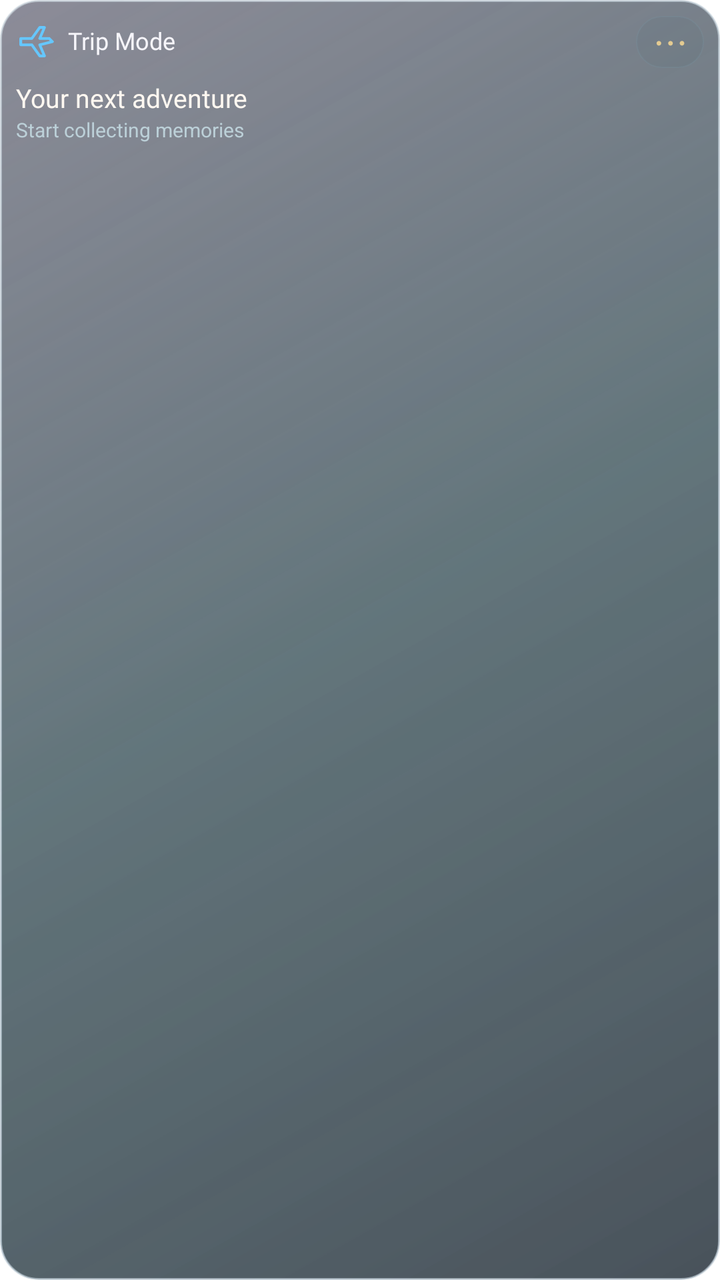
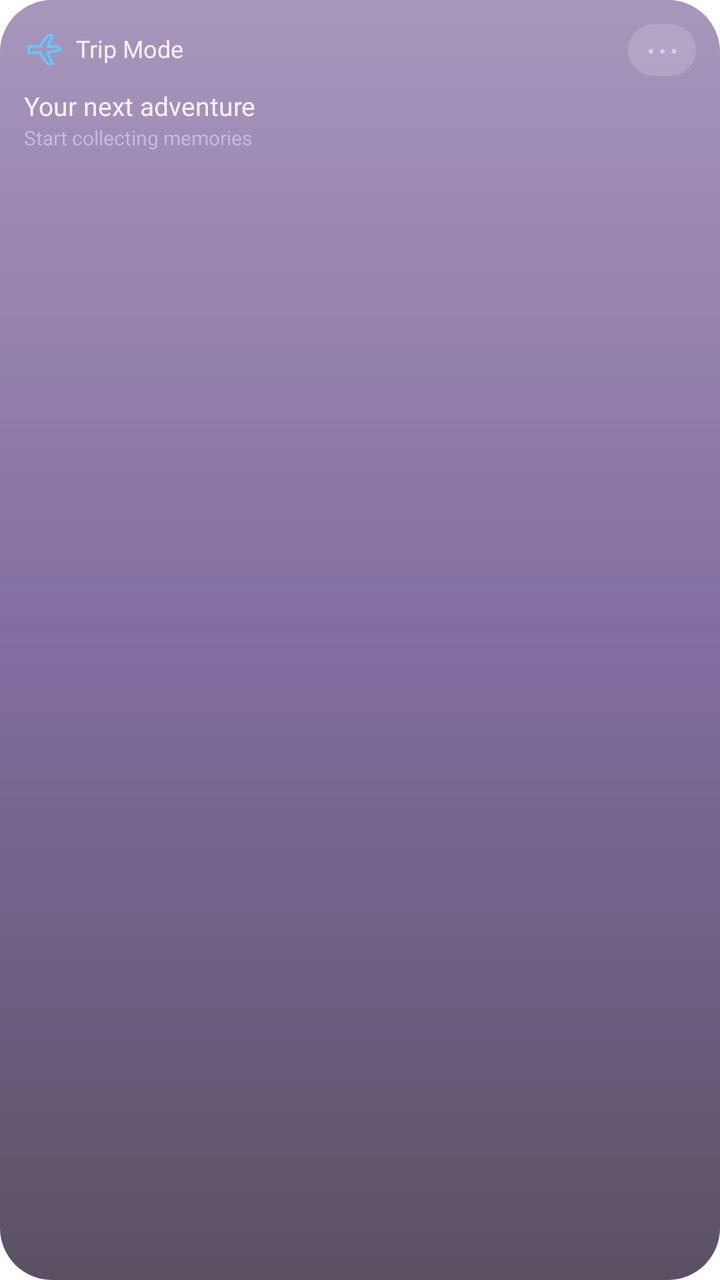

Screens rendered from an Android XML layout before and after an edit, with the pre-edit source and the edit as a unified diff.
<!-- AndroidManifest.xml: application theme Theme.Lumen -->
<!-- res/layout/widget_preview_trip.xml -->
<?xml version='1.0' encoding='utf-8'?>
<LinearLayout xmlns:android="http://schemas.android.com/apk/res/android" android:id="@+id/widget_root" android:layout_width="match_parent" android:layout_height="match_parent" android:orientation="vertical" android:padding="8dp" android:background="@drawable/widget_glass_dark_balanced">
    <LinearLayout android:layout_width="match_parent" android:layout_height="wrap_content" android:orientation="horizontal" android:gravity="center_vertical">
        <ImageView android:id="@+id/widget_icon" android:layout_width="19dp" android:layout_height="19dp" android:contentDescription="@null" android:src="@drawable/widget_ic_trip" />
        <TextView android:id="@+id/widget_title" android:layout_width="0dp" android:layout_weight="1" android:layout_height="wrap_content" android:layout_marginStart="7dp" android:text="@string/widget_trip" android:textColor="#F6F5FA" android:textSize="12sp" android:fontFamily="@font/outfit_medium" android:maxLines="1" android:ellipsize="end" android:includeFontPadding="false" />
        <TextView android:id="@+id/widget_action" android:layout_width="34dp" android:layout_height="26dp" android:gravity="center" android:text="@string/widget_more" android:textSize="19sp" android:textColor="#E4CB91" android:contentDescription="@string/widget_open" android:background="@drawable/widget_control" android:includeFontPadding="false" />
    </LinearLayout>
    <LinearLayout android:layout_width="match_parent" android:layout_height="wrap_content" android:orientation="horizontal" android:baselineAligned="false" android:gravity="center_vertical" android:layout_marginTop="4dp">
        <LinearLayout android:layout_width="0dp" android:layout_weight="1" android:layout_height="wrap_content" android:orientation="vertical" android:paddingStart="0dp" android:paddingEnd="12dp">
            <TextView android:id="@+id/widget_detail" android:layout_width="match_parent" android:layout_height="wrap_content" android:layout_marginTop="4dp" android:text="@string/widget_preview_trip_detail" android:textColor="#FFF8F1" android:textSize="13sp" android:fontFamily="@font/outfit_medium" android:maxLines="2" android:ellipsize="end" android:visibility="visible" android:includeFontPadding="false" />
            <TextView android:id="@+id/widget_status" android:layout_width="match_parent" android:layout_height="wrap_content" android:layout_marginTop="2dp" android:textColor="#BCD0D8" android:textSize="10sp" android:maxLines="2" android:ellipsize="end" android:text="@string/widget_preview_trip_status" android:visibility="visible" android:includeFontPadding="false" />
        </LinearLayout>
        <LinearLayout android:id="@+id/widget_photos" android:layout_width="100dp" android:layout_height="64dp" android:layout_marginTop="4dp" android:orientation="horizontal" android:gravity="center_vertical" android:visibility="gone">
            <ImageView android:id="@+id/widget_photo1" android:layout_width="100dp" android:layout_height="64dp" android:layout_marginEnd="4dp" android:scaleType="centerCrop" android:background="@drawable/widget_photo_frame" android:contentDescription="@string/widget_photo" android:visibility="gone" />
            <ImageView android:id="@+id/widget_photo2" android:layout_width="100dp" android:layout_height="64dp" android:layout_marginEnd="4dp" android:scaleType="centerCrop" android:background="@drawable/widget_photo_frame" android:contentDescription="@string/widget_photo" android:visibility="gone" />
            <ImageView android:id="@+id/widget_photo3" android:layout_width="100dp" android:layout_height="64dp" android:layout_marginEnd="4dp" android:scaleType="centerCrop" android:background="@drawable/widget_photo_frame" android:contentDescription="@string/widget_photo" android:visibility="gone" />
            <ImageView android:id="@+id/widget_photo4" android:layout_width="100dp" android:layout_height="64dp" android:layout_marginEnd="4dp" android:scaleType="centerCrop" android:background="@drawable/widget_photo_frame" android:contentDescription="@string/widget_photo" android:visibility="gone" />
        </LinearLayout>
    </LinearLayout>
    <Chronometer android:id="@+id/widget_timer" android:layout_width="match_parent" android:layout_height="24dp" android:textColor="#FFF8F1" android:textSize="20sp" android:fontFamily="@font/outfit_medium" android:visibility="gone" android:includeFontPadding="false" />
    <LinearLayout android:id="@+id/widget_photo_names" android:layout_width="match_parent" android:layout_height="12dp" android:orientation="horizontal" android:visibility="gone">
        <TextView android:id="@+id/widget_person1" android:layout_width="0dp" android:layout_weight="1" android:layout_height="match_parent" android:textColor="#BCD0D8" android:textSize="9sp" android:gravity="center" android:maxLines="1" android:ellipsize="end" android:includeFontPadding="false" />
        <TextView android:id="@+id/widget_person2" android:layout_width="0dp" android:layout_weight="1" android:layout_height="match_parent" android:textColor="#BCD0D8" android:textSize="9sp" android:gravity="center" android:maxLines="1" android:ellipsize="end" android:includeFontPadding="false" />
        <TextView android:id="@+id/widget_person3" android:layout_width="0dp" android:layout_weight="1" android:layout_height="match_parent" android:textColor="#BCD0D8" android:textSize="9sp" android:gravity="center" android:maxLines="1" android:ellipsize="end" android:includeFontPadding="false" />
        <TextView android:id="@+id/widget_person4" android:layout_width="0dp" android:layout_weight="1" android:layout_height="match_parent" android:textColor="#BCD0D8" android:textSize="9sp" android:gravity="center" android:maxLines="1" android:ellipsize="end" android:includeFontPadding="false" />
    </LinearLayout>
    <LinearLayout android:id="@+id/widget_row1" android:layout_width="match_parent" android:layout_height="24dp" android:orientation="horizontal" android:gravity="center_vertical" android:visibility="gone">
        <TextView android:id="@+id/widget_check1" android:layout_width="34dp" android:layout_height="match_parent" android:text="@string/widget_circle" android:textColor="#E4CB91" android:textSize="22sp" android:gravity="center_vertical" android:includeFontPadding="false" />
        <TextView android:id="@+id/widget_task1" android:layout_width="0dp" android:layout_weight="1" android:layout_height="wrap_content" android:textColor="#FFF8F1" android:textSize="12sp" android:maxLines="1" android:ellipsize="end" android:includeFontPadding="false" />
    </LinearLayout>
    <LinearLayout android:id="@+id/widget_row2" android:layout_width="match_parent" android:layout_height="24dp" android:orientation="horizontal" android:gravity="center_vertical" android:visibility="gone">
        <TextView android:id="@+id/widget_check2" android:layout_width="34dp" android:layout_height="match_parent" android:text="@string/widget_circle" android:textColor="#E4CB91" android:textSize="22sp" android:gravity="center_vertical" android:includeFontPadding="false" />
        <TextView android:id="@+id/widget_task2" android:layout_width="0dp" android:layout_weight="1" android:layout_height="wrap_content" android:textColor="#FFF8F1" android:textSize="12sp" android:maxLines="1" android:ellipsize="end" android:includeFontPadding="false" />
    </LinearLayout>
    <TextView android:id="@+id/widget_button" android:layout_width="match_parent" android:layout_height="28dp" android:layout_marginTop="4dp" android:gravity="center" android:textColor="#28251D" android:fontFamily="@font/outfit_medium" android:textSize="12sp" android:background="@drawable/widget_pill" android:visibility="gone" android:text="@string/widget_preview_trip_button" android:includeFontPadding="false" />
    <ProgressBar android:id="@+id/widget_meter" android:layout_width="match_parent" android:layout_height="4dp" android:layout_marginTop="8dp" android:max="100" android:progressTint="#E4CB91" android:progressBackgroundTint="#334E6C72" android:visibility="gone" style="?android:attr/progressBarStyleHorizontal" />
</LinearLayout>
<!-- resources referenced by this layout -->
<resources>
  <!-- drawable widget_control (drawable) -->
  <shape xmlns:android="http://schemas.android.com/apk/res/android">
      <corners android:radius="14dp"/>
      <solid android:color="#153F5960"/>
      <stroke android:width="0.6dp" android:color="#337B9BA8"/>
  </shape>
  <!-- drawable widget_glass_dark_balanced (drawable) -->
  <?xml version='1.0' encoding='utf-8'?>
  <layer-list xmlns:android="http://schemas.android.com/apk/res/android">
      <item>
          <shape>
              <corners android:radius="19dp" />
              <gradient android:angle="315" android:startColor="#B939394E" android:centerColor="#B9243B43" android:endColor="#C5131F2A" />
              <stroke android:width="1dp" android:color="#A4BAC7D3" />
          </shape>
      </item>
      <item>
          <shape>
              <corners android:radius="19dp" />
              <gradient android:angle="315" android:startColor="#32FFFFFF" android:centerColor="#087DD8E4" android:endColor="#002C2748" />
          </shape>
      </item>
  </layer-list>
  <!-- drawable widget_ic_trip (drawable) -->
  <vector xmlns:android="http://schemas.android.com/apk/res/android" android:width="24dp" android:height="24dp" android:viewportWidth="24" android:viewportHeight="24"><path android:pathData="M3,10 L10,10 L15,3 L18,3 L15,10 L21,10 L23,12 L15,14 L18,21 L15,21 L10,14 L3,14 Z" android:fillColor="@android:color/transparent" android:strokeColor="#65C7FF" android:strokeWidth="1.7" android:strokeLineCap="round" android:strokeLineJoin="round" /></vector>
  <!-- drawable widget_photo_frame (drawable) -->
  <shape xmlns:android="http://schemas.android.com/apk/res/android"><corners android:radius="12dp"/><solid android:color="#262F424B"/></shape>
  <!-- drawable widget_pill (drawable) -->
  <shape xmlns:android="http://schemas.android.com/apk/res/android"><corners android:radius="24dp"/><gradient android:angle="0" android:startColor="#EAD8A7" android:endColor="#DCC28A"/></shape>
  <string name="widget_circle">○</string>
  <string name="widget_more">⋯</string>
  <string name="widget_open">Open widget</string>
  <string name="widget_photo">Photo</string>
  <string name="widget_preview_trip_button" />
  <string name="widget_preview_trip_detail">Your next adventure</string>
  <string name="widget_preview_trip_status">Start collecting memories</string>
  <string name="widget_trip">Trip Mode</string>
  <style name="Theme.Lumen" parent="android:Theme.Material.NoActionBar">
          <item name="android:windowShowWallpaper">true</item>
          <item name="android:windowBackground">@android:color/transparent</item>
          <item name="android:colorBackgroundCacheHint">@null</item>
          <item name="android:statusBarColor">@android:color/transparent</item>
          <item name="android:navigationBarColor">@android:color/transparent</item>
          <item name="android:windowDrawsSystemBarBackgrounds">true</item>
          <item name="android:windowLightStatusBar">false</item>
      </style>
</resources>

<!-- the commit's change to res/layout/widget_preview_trip.xml (unified diff, before → after) -->
@@ -1,14 +1,14 @@
 <?xml version='1.0' encoding='utf-8'?>
-<LinearLayout xmlns:android="http://schemas.android.com/apk/res/android" android:id="@+id/widget_root" android:layout_width="match_parent" android:layout_height="match_parent" android:orientation="vertical" android:padding="8dp" android:background="@drawable/widget_glass_dark_balanced">
+<LinearLayout xmlns:android="http://schemas.android.com/apk/res/android" android:id="@+id/widget_root" android:layout_width="match_parent" android:layout_height="match_parent" android:orientation="vertical" android:padding="12dp" android:background="@drawable/widget_glass_dark_balanced">
     <LinearLayout android:layout_width="match_parent" android:layout_height="wrap_content" android:orientation="horizontal" android:gravity="center_vertical">
         <ImageView android:id="@+id/widget_icon" android:layout_width="19dp" android:layout_height="19dp" android:contentDescription="@null" android:src="@drawable/widget_ic_trip" />
-        <TextView android:id="@+id/widget_title" android:layout_width="0dp" android:layout_weight="1" android:layout_height="wrap_content" android:layout_marginStart="7dp" android:text="@string/widget_trip" android:textColor="#F6F5FA" android:textSize="12sp" android:fontFamily="@font/outfit_medium" android:maxLines="1" android:ellipsize="end" android:includeFontPadding="false" />
-        <TextView android:id="@+id/widget_action" android:layout_width="34dp" android:layout_height="26dp" android:gravity="center" android:text="@string/widget_more" android:textSize="19sp" android:textColor="#E4CB91" android:contentDescription="@string/widget_open" android:background="@drawable/widget_control" android:includeFontPadding="false" />
+        <TextView android:id="@+id/widget_title" android:layout_width="0dp" android:layout_weight="1" android:layout_height="wrap_content" android:layout_marginStart="7dp" android:text="@string/widget_trip" android:textColor="#F8F1FF" android:textSize="12sp" android:fontFamily="@font/outfit_medium" android:maxLines="1" android:ellipsize="end" android:includeFontPadding="false" />
+        <TextView android:id="@+id/widget_action" android:layout_width="34dp" android:layout_height="26dp" android:gravity="center" android:text="@string/widget_more" android:textSize="19sp" android:textColor="#E4C6FF" android:contentDescription="@string/widget_open" android:background="@drawable/widget_control" android:includeFontPadding="false" />
     </LinearLayout>
     <LinearLayout android:layout_width="match_parent" android:layout_height="wrap_content" android:orientation="horizontal" android:baselineAligned="false" android:gravity="center_vertical" android:layout_marginTop="4dp">
         <LinearLayout android:layout_width="0dp" android:layout_weight="1" android:layout_height="wrap_content" android:orientation="vertical" android:paddingStart="0dp" android:paddingEnd="12dp">
-            <TextView android:id="@+id/widget_detail" android:layout_width="match_parent" android:layout_height="wrap_content" android:layout_marginTop="4dp" android:text="@string/widget_preview_trip_detail" android:textColor="#FFF8F1" android:textSize="13sp" android:fontFamily="@font/outfit_medium" android:maxLines="2" android:ellipsize="end" android:visibility="visible" android:includeFontPadding="false" />
-            <TextView android:id="@+id/widget_status" android:layout_width="match_parent" android:layout_height="wrap_content" android:layout_marginTop="2dp" android:textColor="#BCD0D8" android:textSize="10sp" android:maxLines="2" android:ellipsize="end" android:text="@string/widget_preview_trip_status" android:visibility="visible" android:includeFontPadding="false" />
+            <TextView android:id="@+id/widget_detail" android:layout_width="match_parent" android:layout_height="wrap_content" android:layout_marginTop="4dp" android:text="@string/widget_preview_trip_detail" android:textColor="#F8F1FF" android:textSize="13sp" android:fontFamily="@font/outfit_medium" android:maxLines="2" android:ellipsize="end" android:visibility="visible" android:includeFontPadding="false" />
+            <TextView android:id="@+id/widget_status" android:layout_width="match_parent" android:layout_height="wrap_content" android:layout_marginTop="2dp" android:textColor="#C8B8D8" android:textSize="10sp" android:maxLines="2" android:ellipsize="end" android:text="@string/widget_preview_trip_status" android:visibility="visible" android:includeFontPadding="false" />
         </LinearLayout>
         <LinearLayout android:id="@+id/widget_photos" android:layout_width="100dp" android:layout_height="64dp" android:layout_marginTop="4dp" android:orientation="horizontal" android:gravity="center_vertical" android:visibility="gone">
             <ImageView android:id="@+id/widget_photo1" android:layout_width="100dp" android:layout_height="64dp" android:layout_marginEnd="4dp" android:scaleType="centerCrop" android:background="@drawable/widget_photo_frame" android:contentDescription="@string/widget_photo" android:visibility="gone" />
@@ -17,21 +17,21 @@
             <ImageView android:id="@+id/widget_photo4" android:layout_width="100dp" android:layout_height="64dp" android:layout_marginEnd="4dp" android:scaleType="centerCrop" android:background="@drawable/widget_photo_frame" android:contentDescription="@string/widget_photo" android:visibility="gone" />
         </LinearLayout>
     </LinearLayout>
-    <Chronometer android:id="@+id/widget_timer" android:layout_width="match_parent" android:layout_height="24dp" android:textColor="#FFF8F1" android:textSize="20sp" android:fontFamily="@font/outfit_medium" android:visibility="gone" android:includeFontPadding="false" />
+    <Chronometer android:id="@+id/widget_timer" android:layout_width="match_parent" android:layout_height="24dp" android:textColor="#F8F1FF" android:textSize="20sp" android:fontFamily="@font/outfit_medium" android:visibility="gone" android:includeFontPadding="false" />
     <LinearLayout android:id="@+id/widget_photo_names" android:layout_width="match_parent" android:layout_height="12dp" android:orientation="horizontal" android:visibility="gone">
-        <TextView android:id="@+id/widget_person1" android:layout_width="0dp" android:layout_weight="1" android:layout_height="match_parent" android:textColor="#BCD0D8" android:textSize="9sp" android:gravity="center" android:maxLines="1" android:ellipsize="end" android:includeFontPadding="false" />
-        <TextView android:id="@+id/widget_person2" android:layout_width="0dp" android:layout_weight="1" android:layout_height="match_parent" android:textColor="#BCD0D8" android:textSize="9sp" android:gravity="center" android:maxLines="1" android:ellipsize="end" android:includeFontPadding="false" />
-        <TextView android:id="@+id/widget_person3" android:layout_width="0dp" android:layout_weight="1" android:layout_height="match_parent" android:textColor="#BCD0D8" android:textSize="9sp" android:gravity="center" android:maxLines="1" android:ellipsize="end" android:includeFontPadding="false" />
-        <TextView android:id="@+id/widget_person4" android:layout_width="0dp" android:layout_weight="1" android:layout_height="match_parent" android:textColor="#BCD0D8" android:textSize="9sp" android:gravity="center" android:maxLines="1" android:ellipsize="end" android:includeFontPadding="false" />
+        <TextView android:id="@+id/widget_person1" android:layout_width="0dp" android:layout_weight="1" android:layout_height="match_parent" android:textColor="#C8B8D8" android:textSize="9sp" android:gravity="center" android:maxLines="1" android:ellipsize="end" android:includeFontPadding="false" />
+        <TextView android:id="@+id/widget_person2" android:layout_width="0dp" android:layout_weight="1" android:layout_height="match_parent" android:textColor="#C8B8D8" android:textSize="9sp" android:gravity="center" android:maxLines="1" android:ellipsize="end" android:includeFontPadding="false" />
+        <TextView android:id="@+id/widget_person3" android:layout_width="0dp" android:layout_weight="1" android:layout_height="match_parent" android:textColor="#C8B8D8" android:textSize="9sp" android:gravity="center" android:maxLines="1" android:ellipsize="end" android:includeFontPadding="false" />
+        <TextView android:id="@+id/widget_person4" android:layout_width="0dp" android:layout_weight="1" android:layout_height="match_parent" android:textColor="#C8B8D8" android:textSize="9sp" android:gravity="center" android:maxLines="1" android:ellipsize="end" android:includeFontPadding="false" />
     </LinearLayout>
     <LinearLayout android:id="@+id/widget_row1" android:layout_width="match_parent" android:layout_height="24dp" android:orientation="horizontal" android:gravity="center_vertical" android:visibility="gone">
-        <TextView android:id="@+id/widget_check1" android:layout_width="34dp" android:layout_height="match_parent" android:text="@string/widget_circle" android:textColor="#E4CB91" android:textSize="22sp" android:gravity="center_vertical" android:includeFontPadding="false" />
-        <TextView android:id="@+id/widget_task1" android:layout_width="0dp" android:layout_weight="1" android:layout_height="wrap_content" android:textColor="#FFF8F1" android:textSize="12sp" android:maxLines="1" android:ellipsize="end" android:includeFontPadding="false" />
+        <TextView android:id="@+id/widget_check1" android:layout_width="34dp" android:layout_height="match_parent" android:text="@string/widget_circle" android:textColor="#E4C6FF" android:textSize="22sp" android:gravity="center_vertical" android:includeFontPadding="false" />
+        <TextView android:id="@+id/widget_task1" android:layout_width="0dp" android:layout_weight="1" android:layout_height="wrap_content" android:textColor="#F8F1FF" android:textSize="12sp" android:maxLines="1" android:ellipsize="end" android:includeFontPadding="false" />
     </LinearLayout>
     <LinearLayout android:id="@+id/widget_row2" android:layout_width="match_parent" android:layout_height="24dp" android:orientation="horizontal" android:gravity="center_vertical" android:visibility="gone">
-        <TextView android:id="@+id/widget_check2" android:layout_width="34dp" android:layout_height="match_parent" android:text="@string/widget_circle" android:textColor="#E4CB91" android:textSize="22sp" android:gravity="center_vertical" android:includeFontPadding="false" />
-        <TextView android:id="@+id/widget_task2" android:layout_width="0dp" android:layout_weight="1" android:layout_height="wrap_content" android:textColor="#FFF8F1" android:textSize="12sp" android:maxLines="1" android:ellipsize="end" android:includeFontPadding="false" />
+        <TextView android:id="@+id/widget_check2" android:layout_width="34dp" android:layout_height="match_parent" android:text="@string/widget_circle" android:textColor="#E4C6FF" android:textSize="22sp" android:gravity="center_vertical" android:includeFontPadding="false" />
+        <TextView android:id="@+id/widget_task2" android:layout_width="0dp" android:layout_weight="1" android:layout_height="wrap_content" android:textColor="#F8F1FF" android:textSize="12sp" android:maxLines="1" android:ellipsize="end" android:includeFontPadding="false" />
     </LinearLayout>
-    <TextView android:id="@+id/widget_button" android:layout_width="match_parent" android:layout_height="28dp" android:layout_marginTop="4dp" android:gravity="center" android:textColor="#28251D" android:fontFamily="@font/outfit_medium" android:textSize="12sp" android:background="@drawable/widget_pill" android:visibility="gone" android:text="@string/widget_preview_trip_button" android:includeFontPadding="false" />
-    <ProgressBar android:id="@+id/widget_meter" android:layout_width="match_parent" android:layout_height="4dp" android:layout_marginTop="8dp" android:max="100" android:progressTint="#E4CB91" android:progressBackgroundTint="#334E6C72" android:visibility="gone" style="?android:attr/progressBarStyleHorizontal" />
+    <TextView android:id="@+id/widget_button" android:layout_width="match_parent" android:layout_height="28dp" android:layout_marginTop="4dp" android:gravity="center" android:textColor="#2A1048" android:fontFamily="@font/outfit_medium" android:textSize="12sp" android:background="@drawable/widget_pill" android:visibility="gone" android:text="@string/widget_preview_trip_button" android:includeFontPadding="false" />
+    <ProgressBar android:id="@+id/widget_meter" android:layout_width="match_parent" android:layout_height="4dp" android:layout_marginTop="8dp" android:max="100" android:progressTint="#C084FC" android:progressBackgroundTint="#33E4C6FF" android:visibility="gone" style="?android:attr/progressBarStyleHorizontal" />
 </LinearLayout>
<!-- resource entries referenced after the edit -->
@@ -1,34 +1,53 @@
 <!-- resources referenced by this layout -->
 <resources>
   <!-- drawable widget_control (drawable) -->
+  <?xml version="1.0" encoding="utf-8"?>
   <shape xmlns:android="http://schemas.android.com/apk/res/android">
-      <corners android:radius="14dp"/>
-      <solid android:color="#153F5960"/>
-      <stroke android:width="0.6dp" android:color="#337B9BA8"/>
+      <corners android:radius="16dp" />
+      <solid android:color="#28FFFFFF" />
   </shape>
   <!-- drawable widget_glass_dark_balanced (drawable) -->
-  <?xml version='1.0' encoding='utf-8'?>
+  <?xml version="1.0" encoding="utf-8"?>
   <layer-list xmlns:android="http://schemas.android.com/apk/res/android">
       <item>
           <shape>
-              <corners android:radius="19dp" />
-              <gradient android:angle="315" android:startColor="#B939394E" android:centerColor="#B9243B43" android:endColor="#C5131F2A" />
-              <stroke android:width="1dp" android:color="#A4BAC7D3" />
+              <corners android:radius="26dp" />
+              <gradient
+                  android:angle="270"
+                  android:startColor="#993B1568"
+                  android:centerColor="#A62E1060"
+                  android:endColor="#B314061F" />
           </shape>
       </item>
       <item>
           <shape>
-              <corners android:radius="19dp" />
-              <gradient android:angle="315" android:startColor="#32FFFFFF" android:centerColor="#087DD8E4" android:endColor="#002C2748" />
+              <corners android:radius="26dp" />
+              <gradient
+                  android:angle="270"
+                  android:startColor="#40FFFFFF"
+                  android:centerColor="#18E4C6FF"
+                  android:endColor="#00FFFFFF" />
           </shape>
       </item>
   </layer-list>
   <!-- drawable widget_ic_trip (drawable) -->
   <vector xmlns:android="http://schemas.android.com/apk/res/android" android:width="24dp" android:height="24dp" android:viewportWidth="24" android:viewportHeight="24"><path android:pathData="M3,10 L10,10 L15,3 L18,3 L15,10 L21,10 L23,12 L15,14 L18,21 L15,21 L10,14 L3,14 Z" android:fillColor="@android:color/transparent" android:strokeColor="#65C7FF" android:strokeWidth="1.7" android:strokeLineCap="round" android:strokeLineJoin="round" /></vector>
   <!-- drawable widget_photo_frame (drawable) -->
-  <shape xmlns:android="http://schemas.android.com/apk/res/android"><corners android:radius="12dp"/><solid android:color="#262F424B"/></shape>
+  <?xml version="1.0" encoding="utf-8"?>
+  <shape xmlns:android="http://schemas.android.com/apk/res/android">
+      <corners android:radius="16dp" />
+      <solid android:color="#3314061F" />
+  </shape>
   <!-- drawable widget_pill (drawable) -->
-  <shape xmlns:android="http://schemas.android.com/apk/res/android"><corners android:radius="24dp"/><gradient android:angle="0" android:startColor="#EAD8A7" android:endColor="#DCC28A"/></shape>
+  <?xml version="1.0" encoding="utf-8"?>
+  <shape xmlns:android="http://schemas.android.com/apk/res/android">
+      <corners android:radius="22dp" />
+      <gradient
+          android:angle="0"
+          android:startColor="#E9D5FF"
+          android:centerColor="#D8B4FE"
+          android:endColor="#F0ABFC" />
+  </shape>
   <string name="widget_circle">○</string>
   <string name="widget_more">⋯</string>
   <string name="widget_open">Open widget</string>
